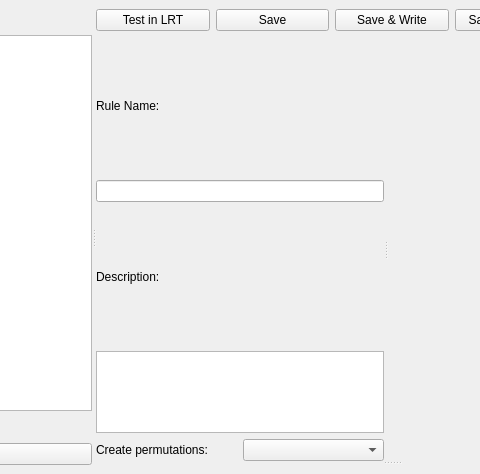
rmlockwood/FLExTrans, file Dev/Lib/Windows/RuleAssistantWindow.ui: the form before one commit; both pictures show x 224 to 704 and y 0 to 474 of the 921 by 474 pixel window.
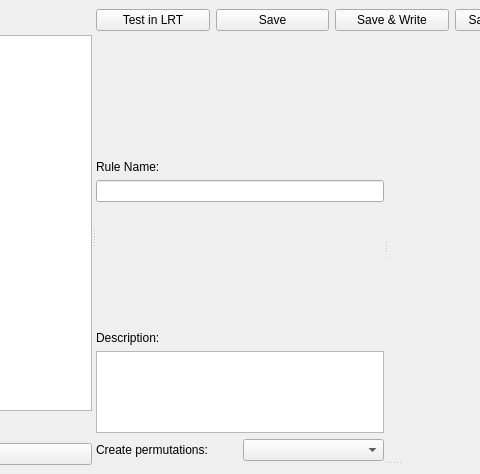
The form after the commit.

Commit message: make name and description vert. bottom aligned

```diff
--- a/Dev/Lib/Windows/RuleAssistantWindow.ui
+++ b/Dev/Lib/Windows/RuleAssistantWindow.ui
@@ -162,6 +162,9 @@
                     <property name="text">
                      <string>Rule Name:</string>
                     </property>
+                    <property name="alignment">
+                     <set>Qt::AlignmentFlag::AlignBottom|Qt::AlignmentFlag::AlignLeading|Qt::AlignmentFlag::AlignLeft</set>
+                    </property>
                    </widget>
                   </item>
                   <item>
@@ -172,6 +175,9 @@
                     <property name="text">
                      <string>Description:</string>
                     </property>
+                    <property name="alignment">
+                     <set>Qt::AlignmentFlag::AlignBottom|Qt::AlignmentFlag::AlignLeading|Qt::AlignmentFlag::AlignLeft</set>
+                    </property>
                    </widget>
                   </item>
                   <item>
```
The commit also changes 1 other file.
